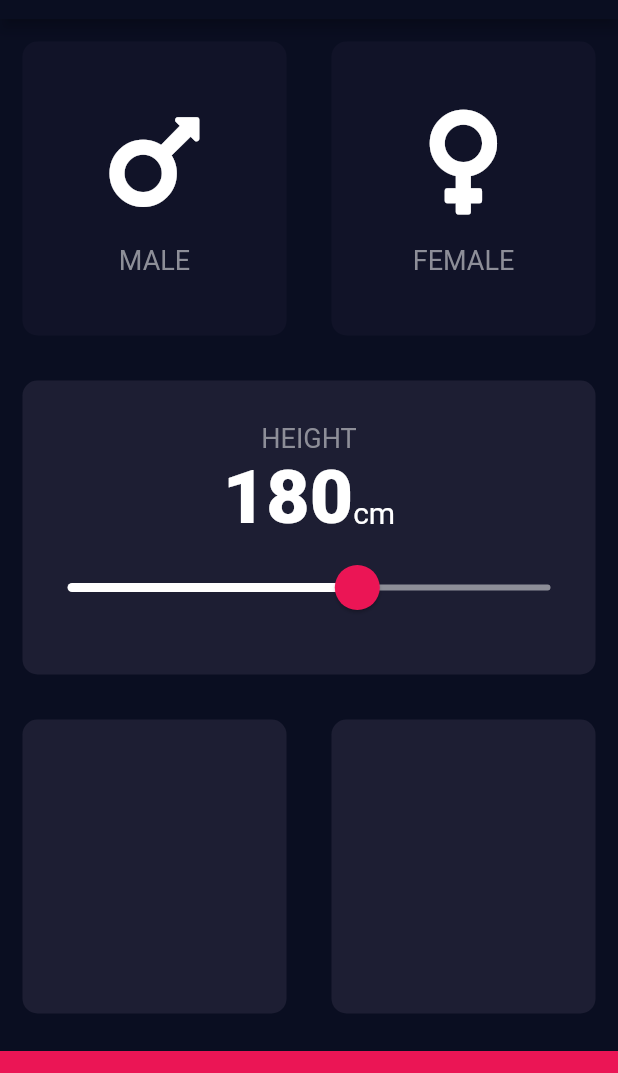
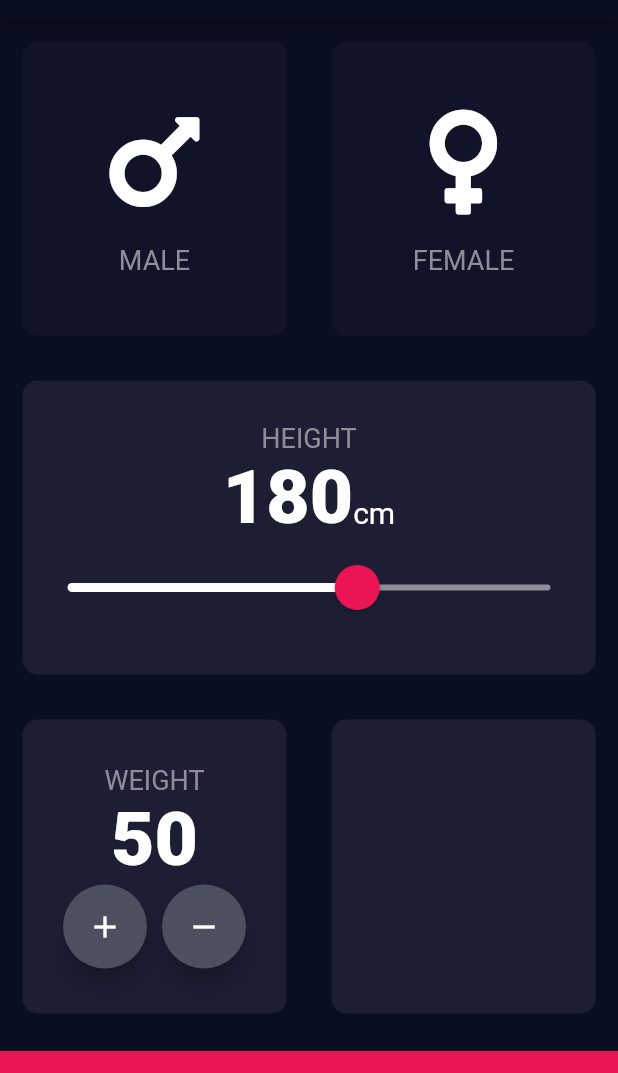
Before and after one commit to anshulkataria4/anshulkataria4-gmail.com, a Flutter app: the screen it shows after launch, on a phone screen of 412 x 824 dp, the part 65-1138 px from its top. Run offline on Flutter 3.47's test engine with Material 2 defaults, Android fonts, the phone set to English and light mode, and no system bars; our stand-ins replace font_awesome_flutter.

Commit message:
buttons and colors in Floating button

```diff
--- a/lib/input_page.dart
+++ b/lib/input_page.dart
@@ -14,6 +14,8 @@ enum Gender { male, female }
 class _InputPageState extends State<InputPage> {
   Gender selectedGender;
   int height = 180;
+  int weight = 50;
+  int age = 20;
 //  Color maleCardColour = inactiveCardColor;
 //  Color femaleCardColor = inactiveCardColor;
 //
@@ -134,8 +136,52 @@ class _InputPageState extends State<InputPage> {
           Expanded(
             child: Row(
               children: <Widget>[
-                Expanded(child: ReusableCard(colour: kActiveCardColor)),
-                Expanded(child: ReusableCard(colour: kActiveCardColor)),
+                Expanded(
+                  child: ReusableCard(
+                    colour: kActiveCardColor,
+                    cardChild: Column(
+                      mainAxisAlignment: MainAxisAlignment.center,
+                      children: <Widget>[
+                        Text(
+                          'WEIGHT',
+                          style: kLabelTextStyle,
+                        ),
+                        Text(
+                          weight.toString(),
+                          style: kHeightStyle,
+                        ),
+                        Row(
+                          mainAxisAlignment: MainAxisAlignment.center,
+                          children: <Widget>[
+                            FloatingActionButton(
+                              onPressed: null,
+                              child: Icon(
+                                Icons.add,
+                                color: Colors.white,
+                              ),
+                              backgroundColor: Color(0xFF4C4F5E),
+                            ),
+                            SizedBox(
+                              width: 10,
+                            ),
+                            FloatingActionButton(
+                              child: Icon(
+                                Icons.remove,
+                                color: Colors.white,
+                              ),
+                              backgroundColor: Color(0xFF4C4F5E),
+                            )
+                          ],
+                        )
+                      ],
+                    ),
+                  ),
+                ),
+                Expanded(
+                  child: ReusableCard(
+                    colour: kActiveCardColor,
+                  ),
+                ),
               ],
             ),
           ),
```
